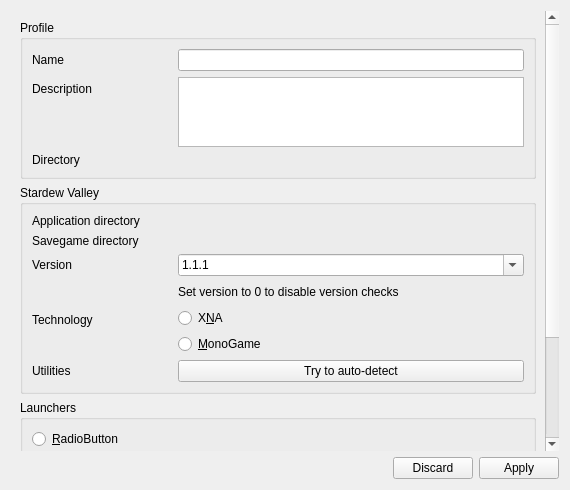
First picture: the form in src/profilesettings.ui, repository kriana/SilVerPLuM, before the edit.
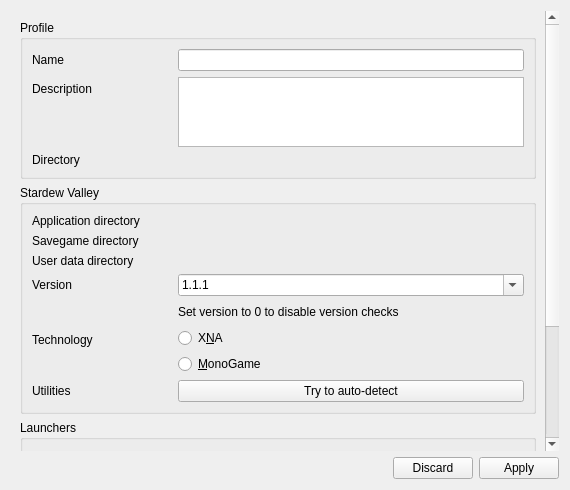
Second picture: the form after the edit. Icons and pictures are not drawn. Custom widgets are drawn as their Qt base class.

Commit message: + Installables are now supporting mod URLs + Descriptions now support mod URLs + Stardew Valley user data directory can now be set * Updated examples with new features

```diff
--- a/src/profilesettings.ui
+++ b/src/profilesettings.ui
@@ -33,8 +33,8 @@
        <rect>
         <x>0</x>
         <y>0</y>
-        <width>535</width>
-        <height>545</height>
+        <width>538</width>
+        <height>688</height>
        </rect>
       </property>
       <layout class="QVBoxLayout" name="verticalLayout">
@@ -154,7 +154,7 @@
             </property>
            </widget>
           </item>
-          <item row="2" column="0">
+          <item row="3" column="0">
            <widget class="QLabel" name="label_8">
             <property name="minimumSize">
              <size>
@@ -167,7 +167,7 @@
             </property>
            </widget>
           </item>
-          <item row="2" column="1">
+          <item row="3" column="1">
            <widget class="QComboBox" name="sdvVersion">
             <property name="editable">
              <bool>true</bool>
@@ -229,7 +229,7 @@
             </item>
            </widget>
           </item>
-          <item row="3" column="0">
+          <item row="4" column="0">
            <spacer name="horizontalSpacer">
             <property name="orientation">
              <enum>Qt::Horizontal</enum>
@@ -242,14 +242,14 @@
             </property>
            </spacer>
           </item>
-          <item row="3" column="1">
+          <item row="4" column="1">
            <widget class="QLabel" name="label_9">
             <property name="text">
              <string>Set version to 0 to disable version checks</string>
             </property>
            </widget>
           </item>
-          <item row="5" column="0">
+          <item row="6" column="0">
            <widget class="QLabel" name="label_7">
             <property name="minimumSize">
              <size>
@@ -262,7 +262,7 @@
             </property>
            </widget>
           </item>
-          <item row="7" column="0">
+          <item row="8" column="0">
            <widget class="QLabel" name="label_6">
             <property name="minimumSize">
              <size>
@@ -275,7 +275,7 @@
             </property>
            </widget>
           </item>
-          <item row="7" column="1">
+          <item row="8" column="1">
            <widget class="QPushButton" name="btnSDVAutodetect">
             <property name="minimumSize">
              <size>
@@ -292,7 +292,7 @@
             </property>
            </widget>
           </item>
-          <item row="5" column="1">
+          <item row="6" column="1">
            <widget class="QWidget" name="widget" native="true">
             <property name="sizePolicy">
              <sizepolicy hsizetype="Expanding" vsizetype="Preferred">
@@ -330,6 +330,29 @@
             </layout>
            </widget>
           </item>
+          <item row="2" column="0">
+           <widget class="QLabel" name="label_12">
+            <property name="minimumSize">
+             <size>
+              <width>140</width>
+              <height>0</height>
+             </size>
+            </property>
+            <property name="text">
+             <string>User data directory</string>
+            </property>
+           </widget>
+          </item>
+          <item row="2" column="1">
+           <widget class="FileSelectorEdit" name="sdvUserDataDirectory" native="true">
+            <property name="sizePolicy">
+             <sizepolicy hsizetype="Expanding" vsizetype="Preferred">
+              <horstretch>0</horstretch>
+              <verstretch>0</verstretch>
+             </sizepolicy>
+            </property>
+           </widget>
+          </item>
          </layout>
         </widget>
        </item>
```
The commit also changes 29 other files.
